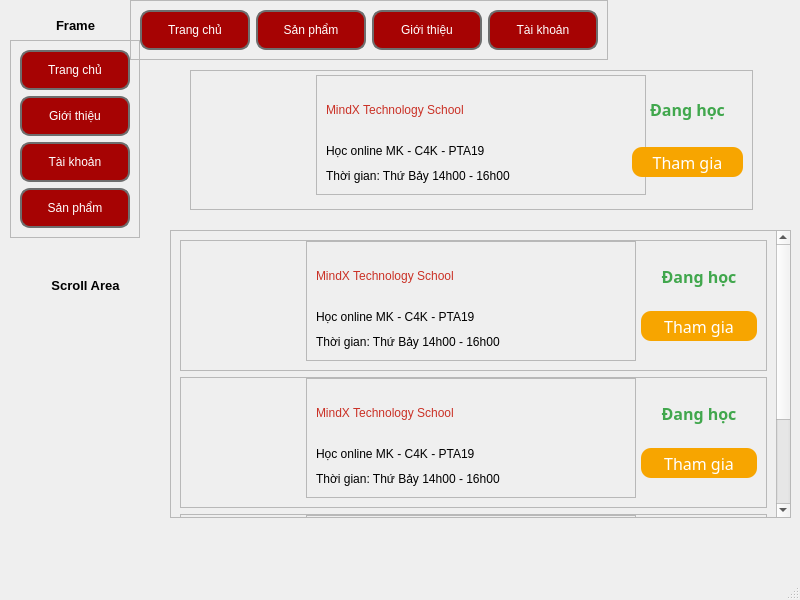
Old version of the form Lesson7/lesson7_p2.ui in the repository trungsliver/MK-C4K-PTA19.
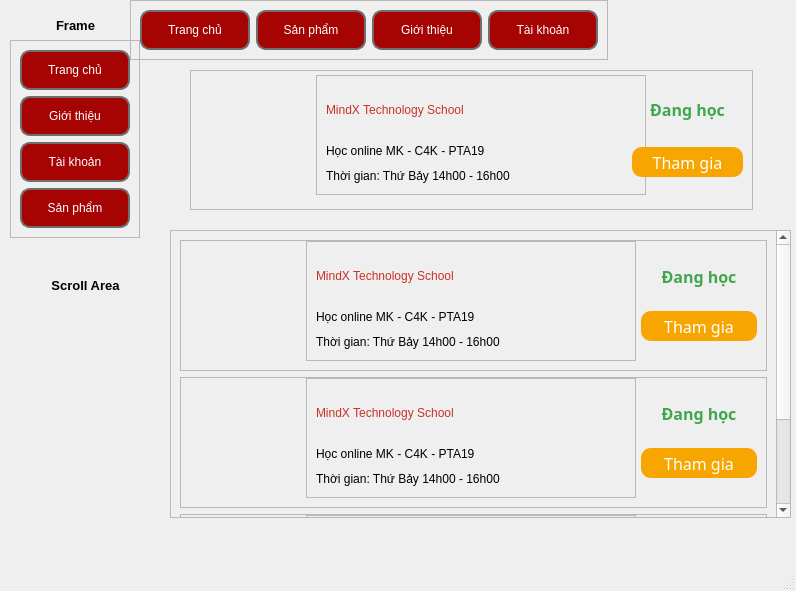
New version of the form. Icons and pictures are not drawn.

What changed in the file:
```diff
--- a/Lesson7/lesson7_p2.ui
+++ b/Lesson7/lesson7_p2.ui
@@ -6,8 +6,8 @@
    <rect>
     <x>0</x>
     <y>0</y>
-    <width>800</width>
-    <height>600</height>
+    <width>796</width>
+    <height>591</height>
    </rect>
   </property>
   <property name="windowTitle">
```
Left out of the diff: 4 changed lines with no effect on the pictures.
